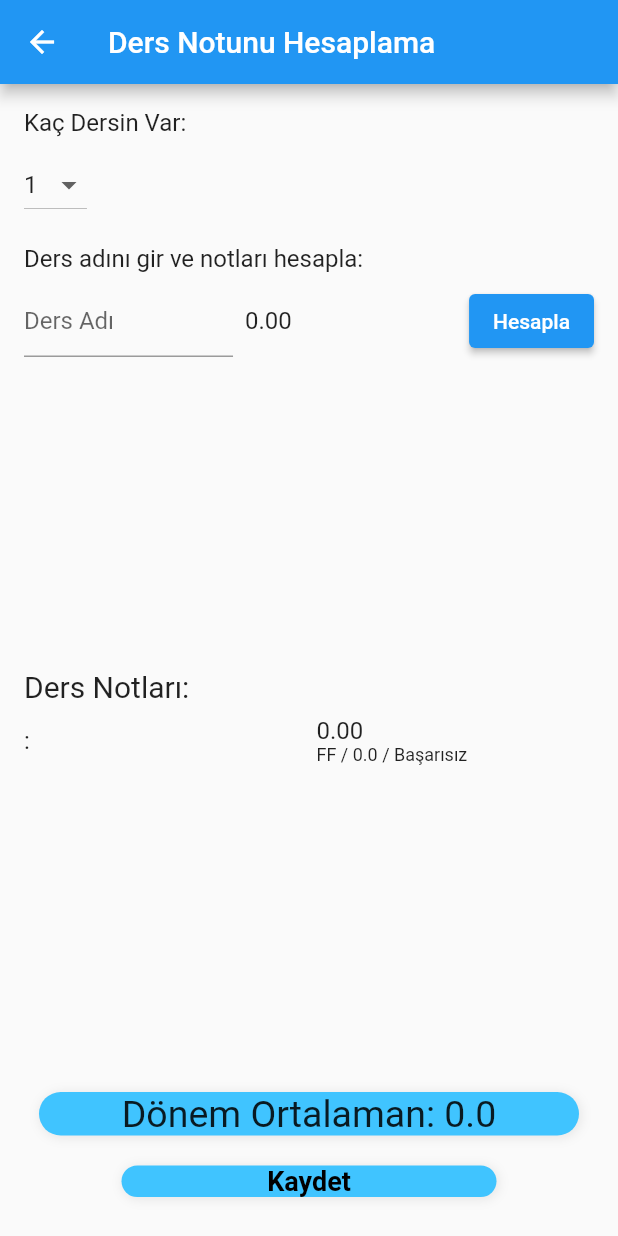
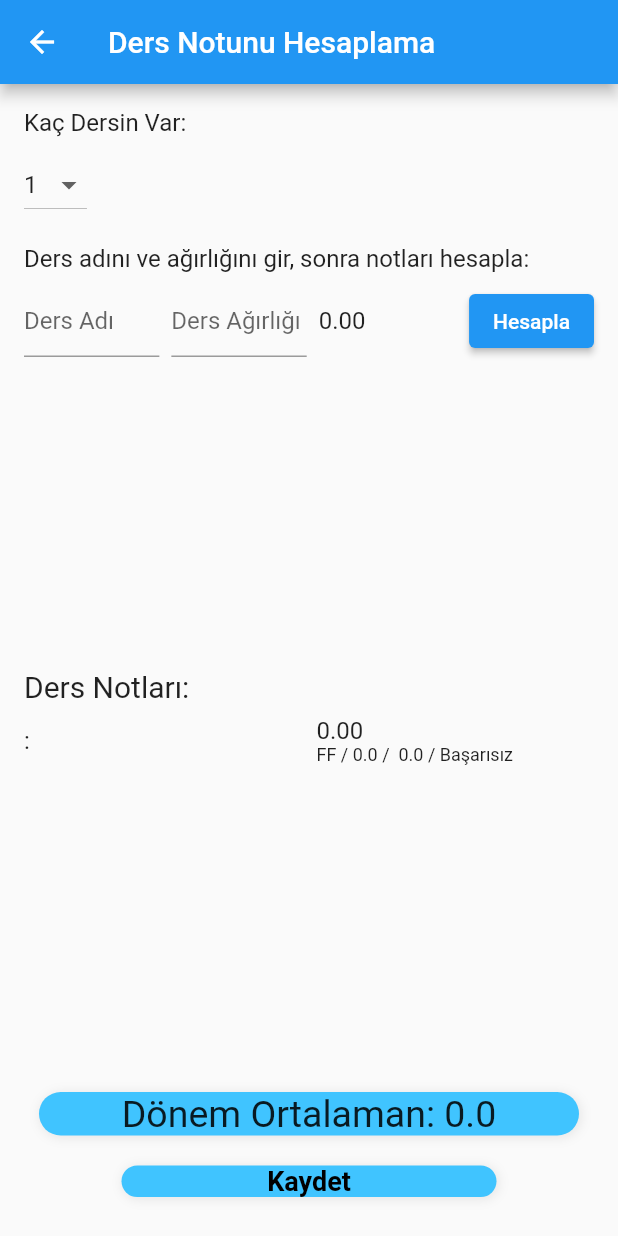
Before and after one commit to OmerYasirOnal/University-Grade-Calculator-App---Flutter, a Flutter app: the LessonGradeCalculator screen opened directly with empty values, on a phone screen of 412 x 824 dp. Run offline on Flutter 3.47's test engine with Material 2 defaults, Android fonts, the phone set to English and light mode, and no system bars; our stand-ins replace cloud_firestore, firebase_auth, firebase_core, get; accounts and stored records are empty.

Commit message:
added credi system

```diff
--- a/MyGradeCalculation/grade_calculator/lib/calculation/calculateTotalGrade.dart
+++ b/MyGradeCalculation/grade_calculator/lib/calculation/calculateTotalGrade.dart
@@ -1,3 +1,5 @@
+import '../view/lessonGradeCalculator_Page.dart';
+
 class CalculateTotal {
   String getLetterGrade(double grade) {
     if (grade >= 90) {
@@ -19,6 +21,14 @@ class CalculateTotal {
     } else {
       return 'FF';
     }
+  }
+
+  double getCredits(double grade, double weight) {
+    double credit = 0.0;
+
+    credit = grade * weight;
+
+    return credit;
   }
 
   double getScore(String letterGrade) {
@@ -43,13 +53,17 @@ class CalculateTotal {
     }
   }
 
-  double calculateAverageOfGrade(numberOfLessons, lessonGrades) {
-    double sum = 0;
+  double calculateAverageOfGrade(
+      numberOfLessons, List<LessonGrade> lessonGrades) {
+    double weightedSum = 0;
+    double totalWeight = 0;
 
-    for (int i = 0; i < numberOfLessons; i++) {
-      sum += getScore(getLetterGrade(lessonGrades[i].grade));
+    for (var lessonGrade in lessonGrades) {
+      double score = getScore(getLetterGrade(lessonGrade.grade!));
+      weightedSum += score * lessonGrade.weight!;
+      totalWeight += lessonGrade.weight!;
     }
-    return sum / numberOfLessons;
+    return totalWeight > 0 ? weightedSum / totalWeight : 0;
   }
 
   String getStatus(String letterGrade) {
--- a/MyGradeCalculation/grade_calculator/lib/myWidgets/ProfileMenuWitget.dart
+++ b/MyGradeCalculation/grade_calculator/lib/myWidgets/ProfileMenuWitget.dart
@@ -27,7 +27,7 @@ class ProfileMenuWidget extends StatelessWidget {
           borderRadius: BorderRadius.circular(100),
           color: Colors.white,
         ),
-        child: Icon(icon, color: Colors.white),
+        child: Icon(icon, color: Colors.black),
       ),
       title: Text(title,
           style:
--- a/MyGradeCalculation/grade_calculator/lib/myWidgets/lessonGradeCalculatorPageWidgets/myStatWidget.dart
+++ b/MyGradeCalculation/grade_calculator/lib/myWidgets/lessonGradeCalculatorPageWidgets/myStatWidget.dart
@@ -7,12 +7,14 @@ class myStatWidget extends StatelessWidget {
     required this.letterGrade,
     required this.score,
     required this.status,
+    required this.credit,
   });
 
   final double? grade;
   final String letterGrade;
   final double score;
   final String status;
+  final double credit;
 
   @override
   Widget build(BuildContext context) {
@@ -25,7 +27,7 @@ class myStatWidget extends StatelessWidget {
             style: const TextStyle(fontSize: 16.0),
           ),
           Text(
-            '$letterGrade / $score / $status',
+            '$letterGrade / $score /  $credit / $status',
             style: const TextStyle(fontSize: 12.0),
           ),
         ],
--- a/MyGradeCalculation/grade_calculator/lib/view/lessonGradeCalculator_Page.dart
+++ b/MyGradeCalculation/grade_calculator/lib/view/lessonGradeCalculator_Page.dart
@@ -11,8 +11,9 @@ import 'calculation_page.dart';
 class LessonGrade {
   String? name;
   double? grade;
+  double weight; // Dersin ağırlığını tutar
 
-  LessonGrade(this.name, this.grade);
+  LessonGrade(this.name, this.grade, this.weight);
 }
 
 class LessonGradeCalculator extends StatefulWidget {
@@ -64,20 +65,23 @@ class _LessonGradeCalculatorState extends State<LessonGradeCalculator> {
   double _average = 0.0;
 
   int numberOfLessons = 1;
-  List<LessonGrade> lessonGrades = [LessonGrade('', 0.0)];
+  List<LessonGrade> lessonGrades = [
+    LessonGrade('', 0.0, 1.0)
+  ]; // initial weight is set to 1
 
   void calculateCourseGrade(int index) async {
     LessonGrade lessonGrade = lessonGrades[index];
     double newGrade = await Get.to(() => const CourseGradeCalculator());
     setState(() {
-      lessonGrades[index] = LessonGrade(lessonGrade.name, newGrade);
+      lessonGrades[index] =
+          LessonGrade(lessonGrade.name, newGrade, lessonGrade.weight);
     });
   }
 
   @override
   Widget build(BuildContext context) {
-    _average =
-        _calculateTotal.calculateAverageOfGrade(numberOfLessons, lessonGrades);
+    _average = _calculateTotal.calculateAverageOfGrade(numberOfLessons,
+        lessonGrades); // your method will need to be adjusted to take weights into account
     return Scaffold(
       appBar: AppBar(
         title: const Text('Ders Notunu Hesaplama'),
@@ -104,13 +108,15 @@ class _LessonGradeCalculatorState extends State<LessonGradeCalculator> {
                 setState(() {
                   numberOfLessons = value!;
                   lessonGrades = List.generate(
-                      numberOfLessons, (index) => LessonGrade('', 0.0));
+                      numberOfLessons,
+                      (index) =>
+                          LessonGrade('', 0.0, 1.0)); // default weight is 1
                 });
               },
             ),
             const SizedBox(height: 16.0),
             const Text(
-              'Ders adını gir ve notları hesapla: ',
+              'Ders adını ve ağırlığını gir, sonra notları hesapla: ',
               style: TextStyle(fontSize: 16.0),
             ),
             const SizedBox(height: 8.0),
@@ -128,6 +134,21 @@ class _LessonGradeCalculatorState extends State<LessonGradeCalculator> {
                             onChanged: (value) {
                               lessonGrades[index].name = value;
                             },
+                          ),
+                        ),
+                        const SizedBox(width: 8.0),
+                        Expanded(
+                          child: TextFormField(
+                            decoration: const InputDecoration(
+                              hintText: 'Ders Ağırlığı',
+                            ),
+                            onChanged: (value) {
+                              setState(() {
+                                lessonGrades[index].weight =
+                                    double.parse(value);
+                              });
+                            },
+                            keyboardType: TextInputType.number,
                           ),
                         ),
                         const SizedBox(width: 8.0),
@@ -162,7 +183,8 @@ class _LessonGradeCalculatorState extends State<LessonGradeCalculator> {
                   final letterGrade = _calculateTotal.getLetterGrade(grade!);
                   final score = _calculateTotal.getScore(letterGrade);
                   final status = _calculateTotal.getStatus(letterGrade);
-
+                  final credit = _calculateTotal.getCredits(
+                      score, lessonGrades[index].weight);
                   return Row(
                     children: [
                       Expanded(
@@ -173,10 +195,12 @@ class _LessonGradeCalculatorState extends State<LessonGradeCalculator> {
                       ),
                       const SizedBox(width: 10.0),
                       myStatWidget(
-                          grade: grade,
-                          letterGrade: letterGrade,
-                          score: score,
-                          status: status),
+                        grade: grade,
+                        letterGrade: letterGrade,
+                        score: score,
+                        status: status,
+                        credit: credit,
+                      ),
                     ],
                   );
                 },
```
Also changed, not shown: MyGradeCalculation/grade_calculator/lib/NavBar.dart (+47 -35 lines), MyGradeCalculation/grade_calculator/lib/view/ProfileScreen.dart (+4 -15 lines), MyGradeCalculation/grade_calculator/lib/view/authPages/welcome_page.dart (+9 -8 lines), 1 other file.
